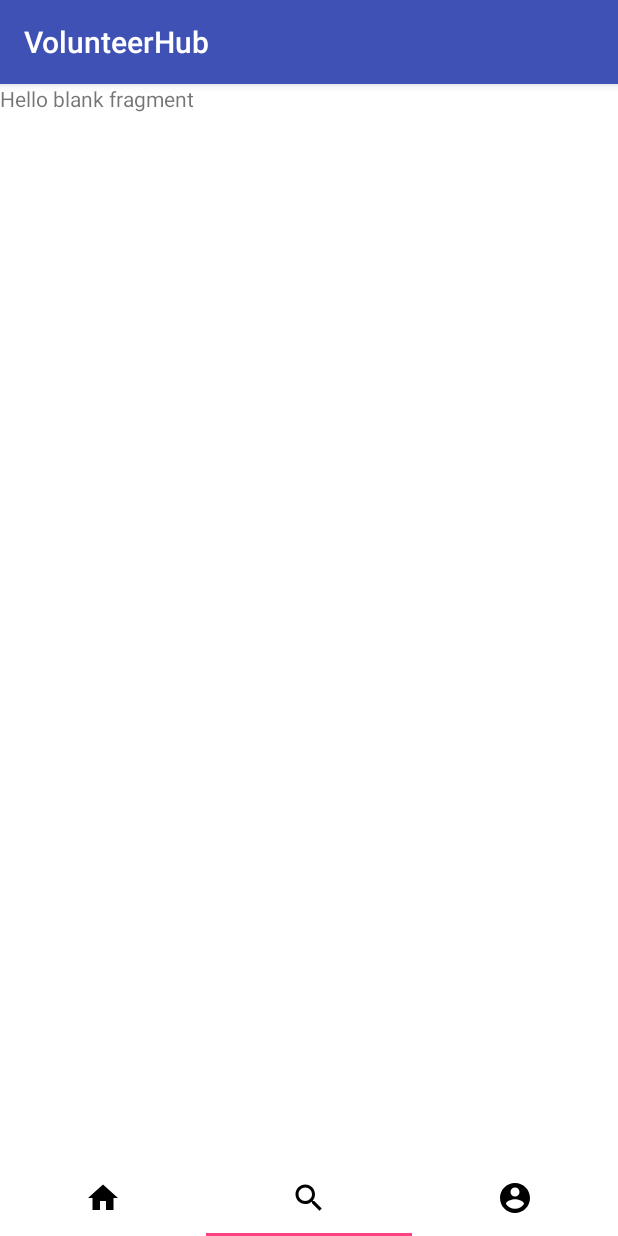
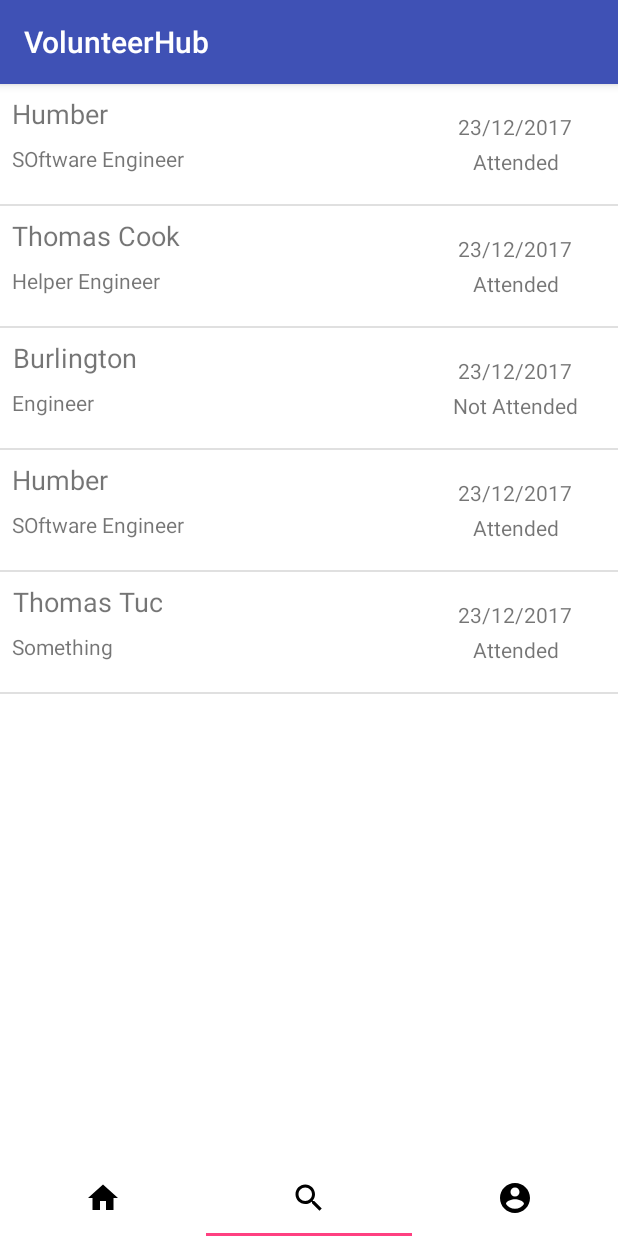
Before and after one commit to ahmedk2/VolunteerHub, an Android app: the screen it shows after launch (MainActivity), on a phone screen of 412 x 824 dp. Run offline under Robolectric (Android 15) with nearby library versions, the phone set to English and light mode, and no system bars.

Commit message:
Volunteer oppotunity list item

```diff
--- /dev/null
+++ b/app/src/main/java/adjktp/volunteerhub/Adapters/VolunteerOpportunityAdapter.java
@@ -0,0 +1,48 @@
+package adjktp.volunteerhub.Adapters;
+
+import android.content.Context;
+import android.support.annotation.NonNull;
+import android.support.annotation.Nullable;
+import android.view.LayoutInflater;
+import android.view.View;
+import android.view.ViewGroup;
+import android.widget.ArrayAdapter;
+import android.widget.TextView;
+
+import java.util.ArrayList;
+
+import adjktp.volunteerhub.CustomObjectClasses.VolunteerOpportunity;
+import adjktp.volunteerhub.R;
+
+import static android.content.Context.LAYOUT_INFLATER_SERVICE;
+
+public class VolunteerOpportunityAdapter extends ArrayAdapter {
+
+    public VolunteerOpportunityAdapter(Context context, ArrayList<VolunteerOpportunity> opportunities) {
+        super(context, 0, opportunities);
+    }
+
+    @NonNull
+    @Override
+    public View getView(final int position, @Nullable View convertView, @NonNull ViewGroup parent) {
+        VolunteerOpportunity currentOpportunity = (VolunteerOpportunity) getItem(position);
+
+        if (convertView == null) {
+            LayoutInflater li =(LayoutInflater)getContext().getSystemService(LAYOUT_INFLATER_SERVICE);
+            convertView = LayoutInflater.from(getContext()).inflate(R.layout.list_item_volunteer_opportunity, parent, false);
+        }
+
+        // set ui elements
+        ((TextView) convertView.findViewById(R.id.tvBigLeft)).setText(currentOpportunity.getCompanyName());
+        ((TextView) convertView.findViewById(R.id.tvSmallLeft)).setText(currentOpportunity.getmPosition());
+        ((TextView) convertView.findViewById(R.id.tvSmallRightTop)).setText(currentOpportunity.getDate());
+        if (currentOpportunity.getAttended()) {
+            ((TextView) convertView.findViewById(R.id.tvSmallRightBottom)).setText("Attended");
+        } else {
+            ((TextView) convertView.findViewById(R.id.tvSmallRightBottom)).setText("Not Attended");
+
+        }
+
+        return convertView;
+    }
+}
--- /dev/null
+++ b/app/src/main/java/adjktp/volunteerhub/CustomObjectClasses/VolunteerOpportunity.java
@@ -0,0 +1,84 @@
+package adjktp.volunteerhub.CustomObjectClasses;
+
+public class VolunteerOpportunity {
+
+    private String mPosition, mCompanyName, mLocation, mJobDescription, mDate;
+    private double mDuration;
+    private boolean mAttended;
+
+    public VolunteerOpportunity() { }
+
+    public VolunteerOpportunity(String position, double duration, String date,String companyName, String location, String jobDescription, boolean attended) {
+        mPosition = position;
+        mDuration = duration;
+        mDate = date;
+        mCompanyName = companyName;
+        mLocation = location;
+        mJobDescription = jobDescription;
+        mAttended = attended;
+    }
+
+    // TODO: remove after testing
+    public VolunteerOpportunity(String companyName, String position , String date, boolean attended) {
+        mCompanyName = companyName;
+        mPosition = position;
+        mDate = date;
+        mAttended = attended;
+    }
+
+    public String getmPosition() {
+        return mPosition;
+    }
+
+    public void setPosition(String mPosition) {
+        this.mPosition = mPosition;
+    }
+
+    public String getCompanyName() {
+        return mCompanyName;
+    }
+
+    public void setCompanyName(String mCompanyName) {
+        this.mCompanyName = mCompanyName;
+    }
+
+    public String getLocation() {
+        return mLocation;
+    }
+
+    public void setLocation(String mLocation) {
+        this.mLocation = mLocation;
+    }
+
+    public String getJobDescription() {
+        return mJobDescription;
+    }
+
+    public void setJobDescription(String mJobDescription) {
+        this.mJobDescription = mJobDescription;
+    }
+
+    public String getDate() {
+        return mDate;
+    }
+
+    public void setDate(String mDate) {
+        this.mDate = mDate;
+    }
+
+    public double getDuration() {
+        return mDuration;
+    }
+
+    public void setDuration(double mDuration) {
+        this.mDuration = mDuration;
+    }
+
+    public boolean getAttended() {
+        return mAttended;
+    }
+
+    public void setAttended(boolean mAttended) {
+        this.mAttended = mAttended;
+    }
+}
--- a/app/src/main/java/adjktp/volunteerhub/Fragments/LeftFragment.java
+++ b/app/src/main/java/adjktp/volunteerhub/Fragments/LeftFragment.java
@@ -7,7 +7,13 @@ import android.support.v4.app.Fragment;
 import android.view.LayoutInflater;
 import android.view.View;
 import android.view.ViewGroup;
+import android.widget.ListView;
 
+import java.util.ArrayList;
+import java.util.List;
+
+import adjktp.volunteerhub.Adapters.VolunteerOpportunityAdapter;
+import adjktp.volunteerhub.CustomObjectClasses.VolunteerOpportunity;
 import adjktp.volunteerhub.R;
 
 public class LeftFragment extends Fragment {
@@ -19,8 +25,25 @@ public class LeftFragment extends Fragment {
     @Override
     public View onCreateView(LayoutInflater inflater, ViewGroup container,
                              Bundle savedInstanceState) {
+
         // Inflate the layout for this fragment
-        return inflater.inflate(R.layout.fragment_left, container, false);
+        View rootView = inflater.inflate(R.layout.fragment_left, container, false);
+        ListView lvPastOpportunities = rootView.findViewById(R.id.lvPastOpportunitiesList);
+
+        // TODO: remove after testing
+        ArrayList<VolunteerOpportunity> opportunities = new ArrayList<>();
+        opportunities.add(new VolunteerOpportunity("Humber", "SOftware Engineer", "23/12/2017", true));
+        opportunities.add(new VolunteerOpportunity("Thomas Cook", "Helper Engineer", "23/12/2017", true));
+        opportunities.add(new VolunteerOpportunity("Burlington", "Engineer", "23/12/2017", false));
+        opportunities.add(new VolunteerOpportunity("Humber", "SOftware Engineer", "23/12/2017", true));
+        opportunities.add(new VolunteerOpportunity("Thomas Tuc", "Something ", "23/12/2017", true));
+
+        VolunteerOpportunityAdapter volunteerOpportunityAdapter = new VolunteerOpportunityAdapter(getContext(), opportunities);
+        lvPastOpportunities.setAdapter(volunteerOpportunityAdapter);
+
+
+
+        return rootView;
     }
 
 }
--- a/app/src/main/res/layout/fragment_left.xml
+++ b/app/src/main/res/layout/fragment_left.xml
@@ -5,9 +5,9 @@
     android:layout_height="match_parent"
     tools:context=".Fragments.LeftFragment">
 
-    <TextView
+    <ListView
+        android:id="@+id/lvPastOpportunitiesList"
         android:layout_width="match_parent"
-        android:layout_height="match_parent"
-        android:text="@string/hello_blank_fragment" />
+        android:layout_height="match_parent"/>
 
 </LinearLayout>
--- /dev/null
+++ b/app/src/main/res/layout/list_item_volunteer_opportunity.xml
@@ -0,0 +1,69 @@
+<?xml version="1.0" encoding="utf-8"?>
+<LinearLayout
+    xmlns:android="http://schemas.android.com/apk/res/android" android:layout_width="match_parent"
+    xmlns:tools="http://schemas.android.com/tools"
+    android:layout_height="80dp"
+    android:orientation="horizontal">
+
+    <!-- Name & position -->
+    <LinearLayout
+        android:layout_width="0dp"
+        android:layout_weight="2"
+        android:layout_height="match_parent"
+        android:orientation="vertical">
+
+        <TextView
+            android:id="@+id/tvBigLeft"
+            android:layout_width="wrap_content"
+            android:layout_height="0dp"
+            android:layout_weight="1"
+            android:gravity="center"
+            tools:text="Employer Name"
+            android:paddingLeft="8dp"
+            android:textSize="@dimen/mediumtext"/>
+
+        <TextView
+            android:id="@+id/tvSmallLeft"
+            android:textSize="@dimen/smalltext"
+            android:layout_width="wrap_content"
+            android:layout_height="0dp"
+            android:gravity="top"
+            android:layout_weight="1"
+            android:paddingLeft="8dp"
+            tools:text="It Techncian"
+
+            android:textAppearance="@style/TextAppearance.AppCompat.Small"/>
+
+    </LinearLayout>
+
+    <LinearLayout
+        android:layout_weight="1"
+        android:layout_width="0dp"
+        android:layout_gravity="center_vertical"
+        android:layout_height="wrap_content"
+        android:orientation="vertical">
+
+        <TextView
+            android:id="@+id/tvSmallRightTop"
+            android:padding="2dp"
+            android:layout_width="match_parent"
+            android:layout_height="wrap_content"
+            android:gravity="center"
+            android:textSize="@dimen/smalltext"
+            tools:text="29/12/2016" />
+
+        <TextView
+            android:id="@+id/tvSmallRightBottom"
+            android:padding="2dp"
+            android:layout_width="match_parent"
+            android:layout_height="wrap_content"
+            android:layout_gravity=""
+            android:gravity="center_horizontal"
+            android:textSize="@dimen/smalltext"
+            tools:text="2 hours" />
+
+    </LinearLayout>
+
+
+
+</LinearLayout>
--- a/app/src/main/res/values/dimens.xml
+++ b/app/src/main/res/values/dimens.xml
@@ -1,3 +1,7 @@
 <resources>
     <dimen name="fab_margin">16dp</dimen>
+    <dimen name="mediumtext">18sp</dimen>
+    <dimen name="smalltext">14sp</dimen>
+    <dimen name="xsmalltext">12sp</dimen>
+
 </resources>
```
